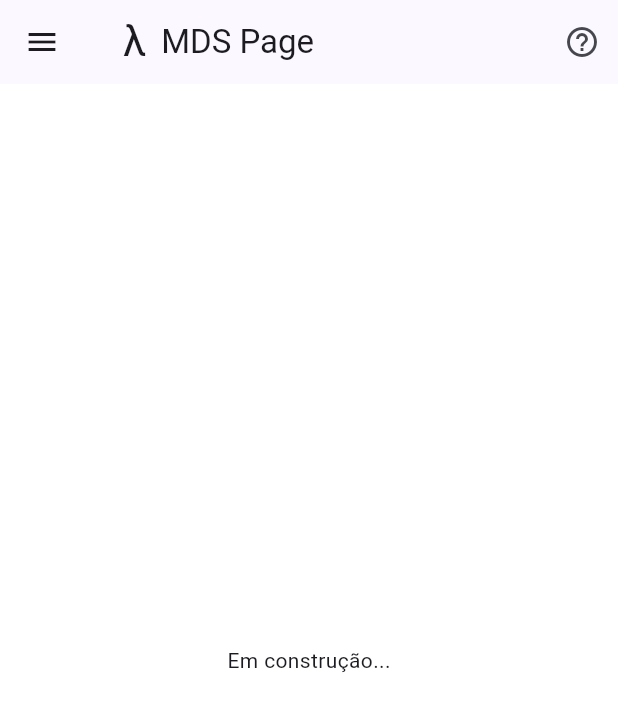
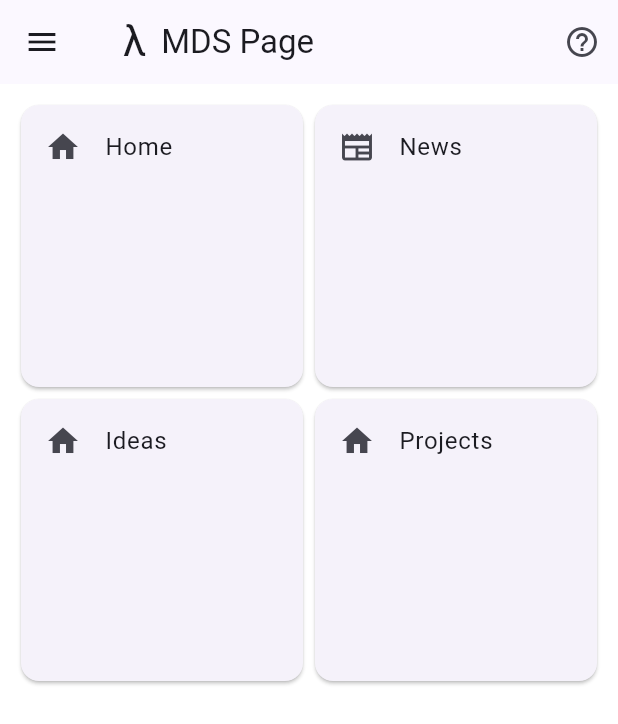
Before and after one commit to mdssjc/mds-page, a Flutter app: the screen it shows after launch, on a phone screen of 412 x 824 dp. Shown: the top 724 px of the screen. Run offline on Flutter 3.47's test engine with Material 3 defaults, Android fonts, the light colour scheme and no system bars; our stand-ins replace google_fonts; Roboto replaces fonts that are missing (Mansalva).

Commit message:
feat: add grid and parts

```diff
--- a/lib/main.dart
+++ b/lib/main.dart
@@ -1,6 +1,8 @@
 import 'package:flutter/material.dart';
-import 'package:google_fonts/google_fonts.dart';
-import 'package:mds_page/presentation/pages/main_page.dart';
+
+import 'presentation/core/constants.dart' as constants;
+import 'presentation/core/parts.dart';
+import 'presentation/pages/main_page.dart';
 
 void main() => runApp(const MyApp());
 
@@ -9,72 +11,15 @@ class MyApp extends StatelessWidget {
 
   @override
   Widget build(BuildContext context) {
-    const title = 'MDS Page';
     return MaterialApp(
-      title: title,
       theme: ThemeData(
         colorScheme: ColorScheme.fromSeed(seedColor: Colors.indigo),
         useMaterial3: true,
       ),
+      title: constants.title,
       home: Scaffold(
-        appBar: AppBar(
-          title: Row(
-            children: [
-              Container(
-                margin: const EdgeInsets.symmetric(horizontal: 10),
-                child: Center(
-                  child: Text(
-                    'λ',
-                    style: GoogleFonts.getFont(
-                      'Mansalva',
-                      fontSize: 28,
-                      decorationStyle: TextDecorationStyle.solid,
-                    ),
-                  ),
-                ),
-              ),
-              const Text(title),
-            ],
-          ),
-          actions: [
-            IconButton(
-              icon: const Icon(Icons.help_outline),
-              onPressed: () {},
-            ),
-          ],
-        ),
-        drawer: Drawer(
-          child: ListView(
-            children: const [
-              DrawerHeader(
-                decoration: BoxDecoration(
-                  color: Colors.indigo,
-                ),
-                child: Center(
-                  child: Text(
-                    'MDS Page',
-                    style: TextStyle(
-                      color: Colors.white,
-                      fontSize: 24,
-                    ),
-                  ),
-                ),
-              ),
-              ListTile(
-                title: Text('Home'),
-                leading: Icon(Icons.home),
-              ),
-              ListTile(
-                title: Text('About'),
-                leading: Icon(Icons.info),
-              ),
-              ListTile(
-                title: Text('Contact'),
-                leading: Icon(Icons.contact_page),
-              ),
-            ],
-          ),
-        ),
+        appBar: getAppBar(),
+        drawer: getDrawer(),
         body: const MainPage(),
       ),
     );
--- /dev/null
+++ b/lib/presentation/core/constants.dart
@@ -0,0 +1 @@
+const title = 'MDS Page';
--- /dev/null
+++ b/lib/presentation/core/parts.dart
@@ -0,0 +1,80 @@
+import 'package:flutter/material.dart';
+import 'package:google_fonts/google_fonts.dart';
+
+import 'constants.dart' as constants;
+
+getAppBar() {
+  return AppBar(
+    title: Row(
+      children: [
+        Container(
+          margin: const EdgeInsets.symmetric(horizontal: 10),
+          child: Center(
+            child: Text(
+              'λ',
+              style: GoogleFonts.getFont(
+                'Mansalva',
+                fontSize: 28,
+                decorationStyle: TextDecorationStyle.solid,
+              ),
+            ),
+          ),
+        ),
+        const Text(constants.title),
+      ],
+    ),
+    actions: [
+      IconButton(
+        icon: const Icon(Icons.help_outline),
+        onPressed: () {},
+      ),
+    ],
+  );
+}
+
+getDrawer() {
+  return Drawer(
+    child: ListView(
+      children: const [
+        DrawerHeader(
+          decoration: BoxDecoration(
+            color: Colors.indigo,
+          ),
+          child: Center(
+            child: Text(
+              constants.title,
+              style: TextStyle(
+                color: Colors.white,
+                fontSize: 24,
+              ),
+            ),
+          ),
+        ),
+        ListTile(
+          title: Text('Home'),
+          leading: Icon(Icons.home),
+        ),
+        ListTile(
+          title: Text('Notes'),
+          leading: Icon(Icons.note),
+        ),
+        ListTile(
+          title: Text('Book'),
+          leading: Icon(Icons.book),
+        ),
+        ListTile(
+          title: Text('Projects'),
+          leading: Icon(Icons.work),
+        ),
+        ListTile(
+          title: Text('GitHub'),
+          leading: Icon(Icons.code),
+        ),
+        ListTile(
+          title: Text('About'),
+          leading: Icon(Icons.info),
+        ),
+      ],
+    ),
+  );
+}
--- a/lib/presentation/pages/main_page.dart
+++ b/lib/presentation/pages/main_page.dart
@@ -6,9 +6,36 @@ class MainPage extends StatelessWidget {
   @override
   Widget build(BuildContext context) {
     return Container(
+      padding: const EdgeInsets.all(10),
       color: Theme.of(context).colorScheme.onPrimary,
-      child: const Center(
-        child: Text('Em construção...'),
+      child: GridView.count(
+        crossAxisCount: 2,
+        children: const [
+          Card(
+            child: ListTile(
+              title: Text('Home'),
+              leading: Icon(Icons.home),
+            ),
+          ),
+          Card(
+            child: ListTile(
+              title: Text('News'),
+              leading: Icon(Icons.newspaper),
+            ),
+          ),
+          Card(
+            child: ListTile(
+              title: Text('Ideas'),
+              leading: Icon(Icons.home),
+            ),
+          ),
+          Card(
+            child: ListTile(
+              title: Text('Projects'),
+              leading: Icon(Icons.home),
+            ),
+          ),
+        ],
       ),
     );
   }
```
